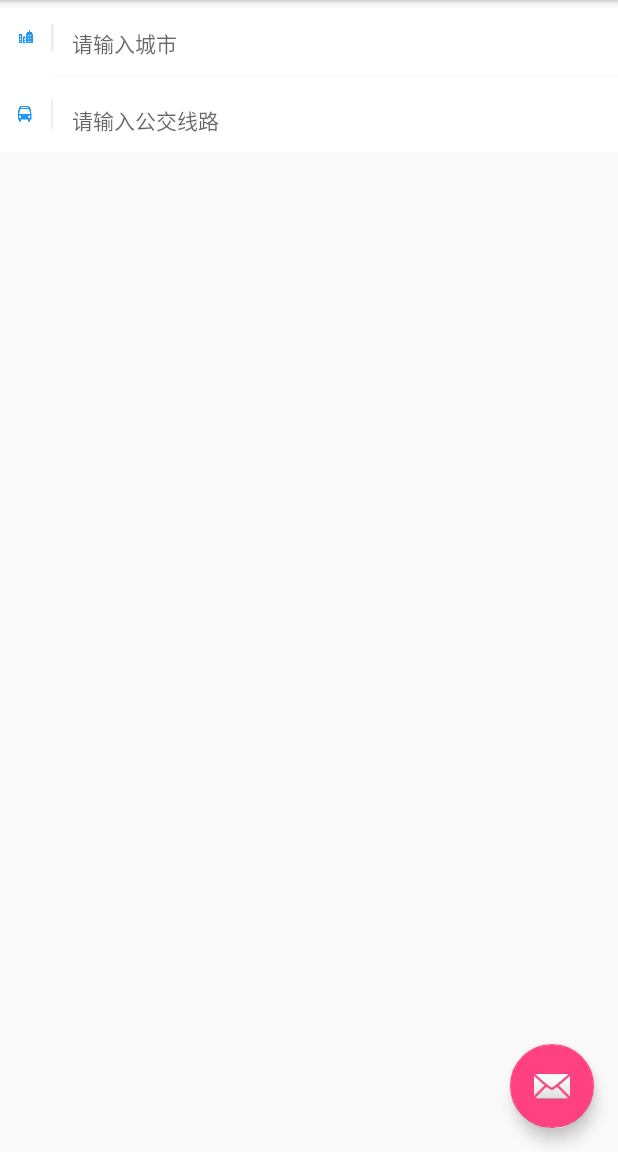
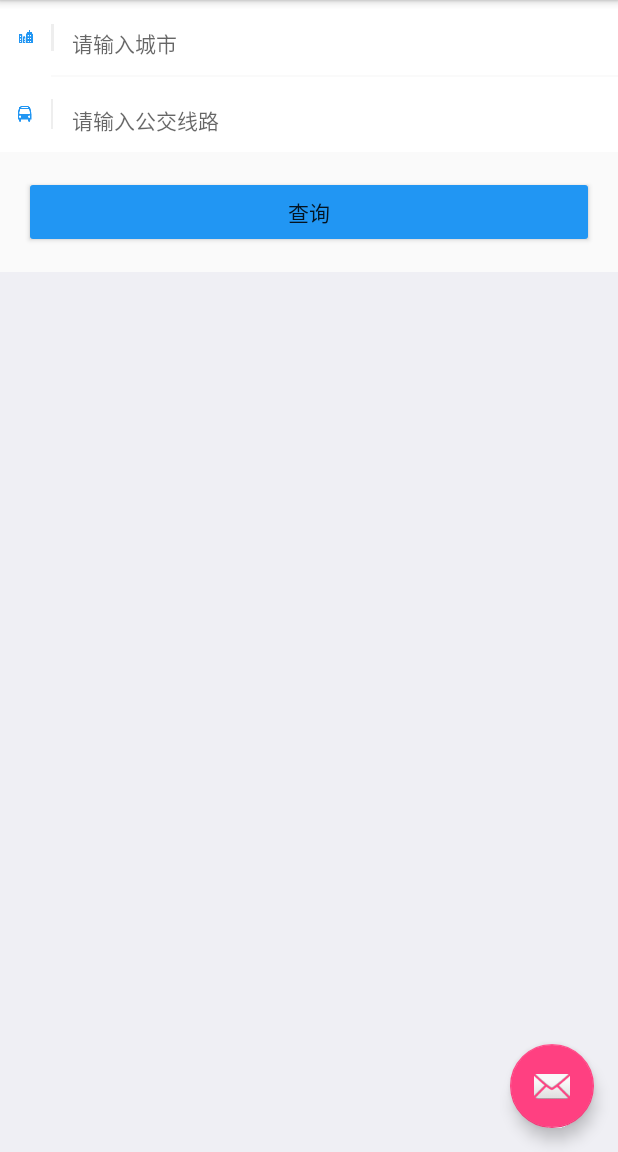
Before and after one commit to chengxinping/InfoCity, an Android app: the screen it shows after launch (MainActivity), in the side drawer, after a tap on "便民服务", on a phone screen of 412 x 824 dp, the part 84-1236 px from its top. Run offline under Robolectric (Android 15) with nearby library versions, the phone set to English and light mode, and no system bars; our stand-ins replace ButterKnife, RxJava; network calls fail.

Commit message:
初步完成便民服务模块

```diff
--- a/app/src/main/java/com/chengxinping/infocity/ui/fragment/ToolsFragment.java
+++ b/app/src/main/java/com/chengxinping/infocity/ui/fragment/ToolsFragment.java
@@ -1,20 +1,60 @@
 package com.chengxinping.infocity.ui.fragment;
 
+import android.content.Context;
+import android.support.design.widget.Snackbar;
+import android.support.design.widget.TextInputEditText;
+import android.support.v7.widget.LinearLayoutManager;
+import android.support.v7.widget.RecyclerView;
 import android.view.View;
+import android.view.inputmethod.InputMethodManager;
+import android.widget.Button;
+import android.widget.ImageView;
+import android.widget.ProgressBar;
 
 import com.chengxinping.infocity.R;
+import com.chengxinping.infocity.bean.BusBean;
 import com.chengxinping.infocity.presenter.ToolsPresenter;
+import com.chengxinping.infocity.ui.adapter.BusLineAdapter;
 import com.chengxinping.infocity.ui.base.BaseFragment;
 import com.chengxinping.infocity.view.IToolsView;
+
+import java.text.SimpleDateFormat;
+import java.util.ArrayList;
+import java.util.Date;
+import java.util.List;
+
+import butterknife.BindView;
+import butterknife.OnClick;
+import io.reactivex.Observer;
+import io.reactivex.disposables.Disposable;
 
 /**
  * Created by 平瓶平瓶子 on 2017/3/15.
  */
 
 public class ToolsFragment extends BaseFragment<IToolsView, ToolsPresenter> implements IToolsView {
+
+
+    @BindView(R.id.edit_city)
+    TextInputEditText mEditCity;
+    @BindView(R.id.edit_bus)
+    TextInputEditText mEditBus;
+    @BindView(R.id.btn_search)
+    Button mBtnSearch;
+    @BindView(R.id.progress_bar)
+    ProgressBar mProgressBar;
+    @BindView(R.id.iv_error)
+    ImageView mIvError;
+    @BindView(R.id.rv_bus)
+    RecyclerView mBusLine;
+
+    String mCity, mBus;
+
     @Override
     protected void initView(View rootView) {
-
+        hideError();
+        hideLoading();
+        mBusLine.setLayoutManager(new LinearLayoutManager(mContext));
     }
 
     @Override
@@ -29,11 +69,93 @@ public class ToolsFragment extends BaseFragment<IToolsView, ToolsPresenter> impl
 
     @Override
     public void showLoading() {
+        mProgressBar.setVisibility(View.VISIBLE);
+    }
+
+    @Override
+    public void hideLoading() {
+        mProgressBar.setVisibility(View.GONE);
+    }
+
+    @Override
+    public void showError() {
+        mBusLine.setVisibility(View.GONE);
+        mIvError.setVisibility(View.VISIBLE);
+    }
+
+    @Override
+    public void hideError() {
+        mBusLine.setVisibility(View.VISIBLE);
+        mIvError.setVisibility(View.GONE);
+    }
+
+    @Override
+    public void showSnackBar(String message) {
+        Snackbar.make(mIvError, message, Snackbar.LENGTH_SHORT)
+                .setAction("确定", new View.OnClickListener() {
+                    @Override
+                    public void onClick(View v) {
+                    }
+                }).show();
 
     }
 
     @Override
-    public void hideLoading() {
+    public void search() {
+        mCity = String.valueOf(mEditCity.getText());
+        mBus = String.valueOf(mEditBus.getText());
+        if (mCity.equals("")) {
+            showSnackBar("请输入城市");
+        } else if (mBus.equals("")) {
+            showSnackBar("请输入公交线路");
+        } else {
+            showLoading();
+            hideError();
+            Date currentTime = new Date();
+            SimpleDateFormat formatter = new SimpleDateFormat("yyyyMMddHHmmss");
+            String timestamp = formatter.format(currentTime);
+            mPresenter.getBus(new Observer<BusBean>() {
+                @Override
+                public void onSubscribe(Disposable d) {
+
+                }
+
+                @Override
+                public void onNext(BusBean value) {
+                    if (value.getShowapi_res_body().getRetList().size() == 0) {
+                        showError();
+                        showSnackBar("城市或公交线路错误！");
+                    } else {
+                        String temp = value.getShowapi_res_body().getRetList().get(0).getStats() + ";";
+                        String[] str = temp.split(";");
+                        List<String> mData = new ArrayList<String>();
+                        for (String a : str) {
+                            mData.add(a);
+                        }
+                        mBusLine.setAdapter(new BusLineAdapter(mContext, mData));
+                    }
+                }
+
+                @Override
+                public void onError(Throwable e) {
+                    showError();
+                    showSnackBar("网络错误！");
+                }
+
+                @Override
+                public void onComplete() {
+                    hideLoading();
+                }
+            }, mCity, mBus, timestamp);
+        }
 
     }
+
+    @OnClick(R.id.btn_search)
+    public void onClicked(View v) {
+        search();
+        //隐藏键盘
+        InputMethodManager imm = (InputMethodManager) mContext.getSystemService(Context.INPUT_METHOD_SERVICE);
+        imm.hideSoftInputFromWindow(v.getWindowToken(), 0);
+    }
 }
--- a/app/src/main/java/com/chengxinping/infocity/view/IToolsView.java
+++ b/app/src/main/java/com/chengxinping/infocity/view/IToolsView.java
@@ -8,4 +8,12 @@ public interface IToolsView {
     void showLoading();
 
     void hideLoading();
+
+    void showError();
+
+    void hideError();
+
+    void showSnackBar(String message);
+
+    void search();
 }
--- a/app/src/main/res/layout/fragment_tools.xml
+++ b/app/src/main/res/layout/fragment_tools.xml
@@ -110,4 +110,39 @@
         </android.support.design.widget.TextInputLayout>
     </FrameLayout>
 
+    <Button
+        android:id="@+id/btn_search"
+        android:layout_width="match_parent"
+        android:layout_height="wrap_content"
+        android:layout_margin="16dp"
+        android:text="查询"
+        android:theme="@style/MyButton"/>
+
+    <FrameLayout
+        android:layout_width="match_parent"
+        android:layout_height="match_parent"
+        android:background="#efeff4">
+
+        <ProgressBar
+            android:id="@+id/progress_bar"
+            android:layout_width="wrap_content"
+            android:layout_height="wrap_content"
+            android:layout_gravity="center"
+            android:indeterminateTint="@color/colorPrimary"
+            android:indeterminateTintMode="src_atop"
+            android:visibility="gone"/>
+
+        <ImageView
+            android:id="@+id/iv_error"
+            android:layout_width="match_parent"
+            android:layout_height="match_parent"
+            android:scaleType="centerInside"
+            android:src="@drawable/error"
+            android:visibility="gone"/>
+
+        <android.support.v7.widget.RecyclerView
+            android:id="@+id/rv_bus"
+            android:layout_width="match_parent"
+            android:layout_height="match_parent"></android.support.v7.widget.RecyclerView>
+    </FrameLayout>
 </LinearLayout>
--- a/app/src/main/res/values/styles.xml
+++ b/app/src/main/res/values/styles.xml
@@ -17,4 +17,8 @@
 
     <style name="AppTheme.PopupOverlay" parent="ThemeOverlay.AppCompat.Light"/>
 
+    <style name="MyButton" parent="Theme.AppCompat.Light">
+        <item name="colorControlHighlight">@color/refresh_color</item>
+        <item name="colorButtonNormal">@color/colorPrimary</item>
+    </style>
 </resources>
```
Also changed, not shown: app/src/main/java/com/chengxinping/infocity/ui/adapter/BusLineAdapter.java (added, +56 -0 lines), app/src/main/res/drawable/linear_style.xml (added, +18 -0 lines), app/src/main/res/layout/item_bus_line.xml (added, +36 -0 lines), app/src/main/res/drawable-xhdpi/ic_arrow_back.png (deleted), app/src/main/res/drawable-xhdpi/ic_menu_about.png (deleted), app/src/main/res/drawable-xhdpi/ic_menu_news.png (deleted), app/src/main/res/drawable-xhdpi/ic_menu_service.png (deleted), app/src/main/res/drawable-xhdpi/ic_menu_share.png (deleted), app/src/main/res/drawable-xhdpi/ic_menu_tools.png (deleted), app/src/main/res/drawable-xxhdpi/circle.png (added), app/src/main/res/drawable-xxhdpi/error.png (added).
